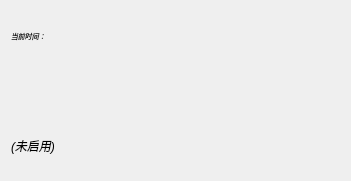
Old version of the form source/timewidget.ui in the repository Hatsushigure/TimeShower.
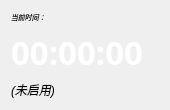
New version of the form.

Diff of the .ui file:
```diff
--- a/source/timewidget.ui
+++ b/source/timewidget.ui
@@ -6,13 +6,16 @@
    <rect>
     <x>0</x>
     <y>0</y>
-    <width>351</width>
-    <height>181</height>
+    <width>170</width>
+    <height>96</height>
    </rect>
   </property>
   <property name="windowTitle">
    <string>TimeWidget</string>
   </property>
+  <property name="styleSheet">
+   <string notr="true"/>
+  </property>
   <layout class="QVBoxLayout" name="verticalLayout">
    <item>
     <widget class="QLabel" name="currentLabel">
@@ -41,7 +44,7 @@
       <string notr="true">color: rgb(255, 255, 255);</string>
      </property>
      <property name="text">
-      <string/>
+      <string>00:00:00</string>
      </property>
     </widget>
    </item>
```
